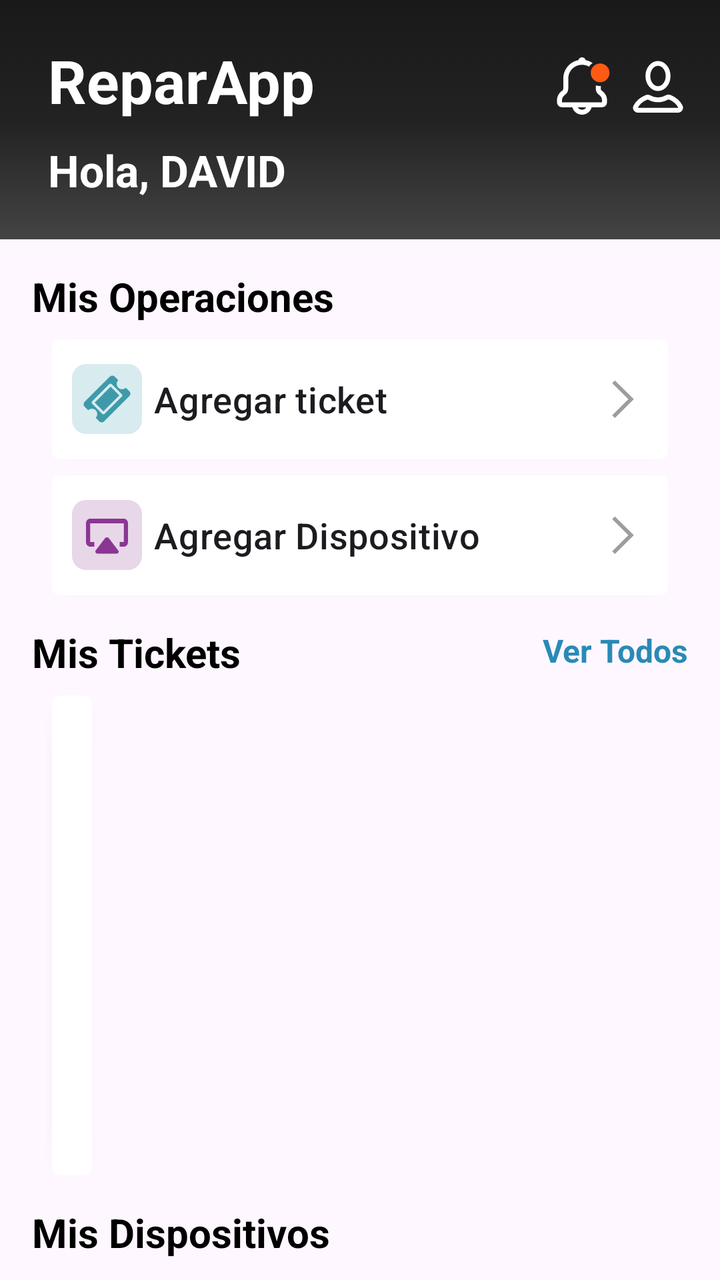
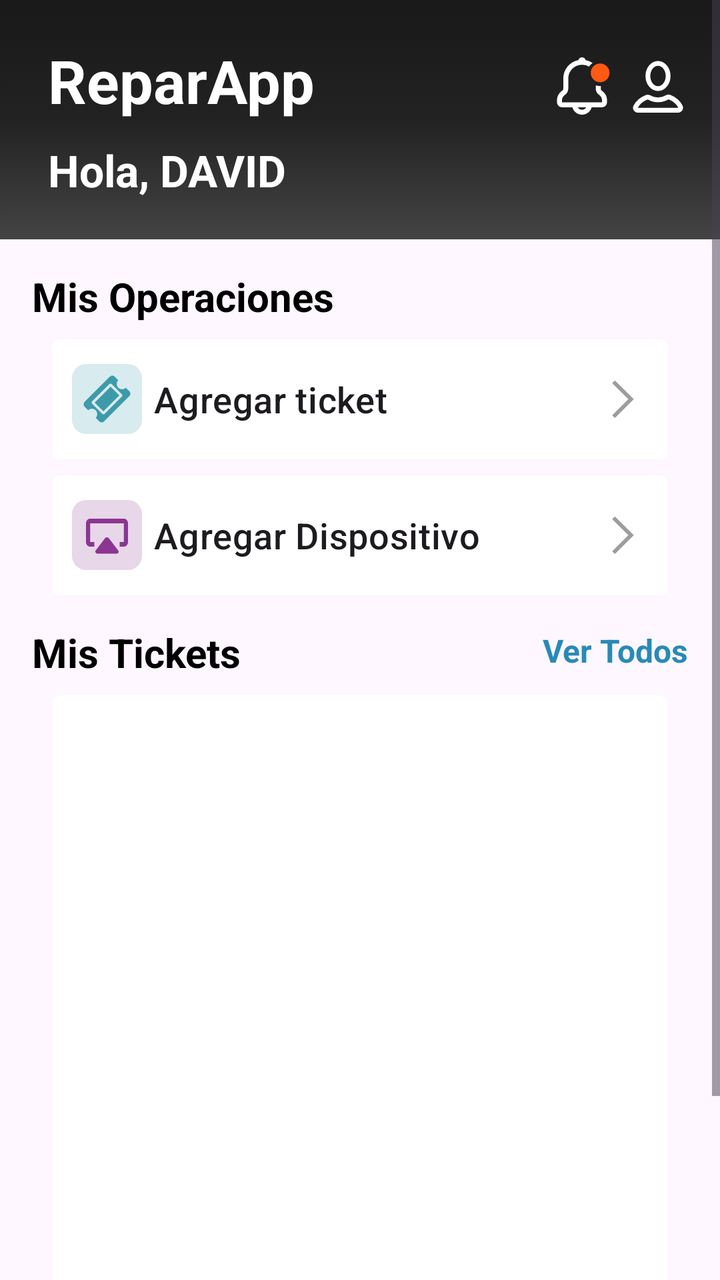

An Android layout rendered at two revisions. The XML below is the earlier revision; the diff shows what the commit changed to produce the second picture.
<!-- AndroidManifest.xml: application theme Theme.ReparApp -->
<!-- res/layout/fragment_home_user.xml -->
<?xml version="1.0" encoding="utf-8"?>
<ScrollView xmlns:android="http://schemas.android.com/apk/res/android"
    xmlns:app="http://schemas.android.com/apk/res-auto"
    xmlns:tools="http://schemas.android.com/tools"
    android:layout_width="match_parent"
    android:layout_height="match_parent">

    <LinearLayout
        android:layout_width="match_parent"
        android:layout_height="wrap_content"
        android:orientation="vertical"
        app:layout_constraintStart_toStartOf="parent"
        app:layout_constraintTop_toBottomOf="@id/headerLayout">

        <androidx.constraintlayout.widget.ConstraintLayout
            android:id="@+id/headerLayout"
            android:layout_width="match_parent"
            android:layout_height="wrap_content"
            android:background="@drawable/bg_fondo"
            android:gravity="center_vertical"
            android:orientation="horizontal"
            android:paddingHorizontal="16dp"
            android:paddingVertical="20dp"
            >

            <TextView
                android:id="@+id/tv_titulo_home"
                android:layout_width="wrap_content"
                android:layout_height="wrap_content"
                android:layout_marginStart="8dp"
                android:text="@string/home"
                android:textColor="@android:color/white"
                android:textSize="30sp"
                android:textStyle="bold"
                app:layout_constraintStart_toStartOf="parent"
                app:layout_constraintTop_toTopOf="parent" />

            <ImageView
                android:id="@+id/img_usuario_notificacion"
                android:layout_width="30dp"
                android:layout_height="30dp"
                android:layout_marginTop="8dp"
                android:layout_marginEnd="8dp"
                android:src="@drawable/icon_noti_act"
                app:layout_constraintEnd_toStartOf="@id/img_usuario_perfil"
                app:layout_constraintTop_toTopOf="parent" />

            <ImageView
                android:id="@+id/img_usuario_perfil"
                android:layout_width="30dp"
                android:layout_height="30dp"
                android:layout_marginTop="8dp"
                android:src="@drawable/icon_profile_pru"
                app:layout_constraintEnd_toEndOf="parent"
                app:layout_constraintTop_toTopOf="parent" />

            <TextView
                android:id="@+id/tv_saludo"
                android:layout_width="wrap_content"
                android:layout_height="wrap_content"
                android:layout_marginTop="10dp"
                android:text="Hola, "
                android:textColor="@color/white"
                android:textSize="22sp"
                android:textStyle="bold"
                app:layout_constraintStart_toStartOf="@id/tv_titulo_home"
                app:layout_constraintTop_toBottomOf="@id/tv_titulo_home" />

            <TextView
                android:id="@+id/tvUsername"
                android:layout_width="wrap_content"
                android:layout_height="wrap_content"
                android:layout_marginTop="10dp"
                android:text="David"
                android:textAllCaps="true"
                android:textColor="@color/white"
                android:textSize="22sp"
                android:textStyle="bold"
                app:layout_constraintStart_toEndOf="@id/tv_saludo"
                app:layout_constraintTop_toBottomOf="@id/tv_titulo_home" />


        </androidx.constraintlayout.widget.ConstraintLayout>

        <LinearLayout
            android:layout_width="match_parent"
            android:layout_height="wrap_content"
            android:layout_marginHorizontal="16dp"
            android:layout_marginTop="15dp"
            android:orientation="vertical">
            <TextView
                android:layout_width="wrap_content"
                android:layout_height="wrap_content"
                android:text="Mis Operaciones"
                android:textColor="@color/black"
                android:textSize="20dp"
                android:textStyle="bold" />

            <androidx.cardview.widget.CardView
                android:layout_width="match_parent"
                android:layout_height="wrap_content"
                android:layout_marginHorizontal="10dp"
                android:layout_marginTop="8dp"
                android:backgroundTint="@color/white"
                app:cardCornerRadius="4dp"
                app:layout_constraintTop_toTopOf="parent">

                <LinearLayout
                    android:id="@+id/llAddTicket"
                    android:layout_width="match_parent"
                    android:layout_height="60dp"
                    android:gravity="start|center"
                    android:orientation="horizontal"
                    android:paddingHorizontal="10dp"

                    >

                    <ImageView
                        android:layout_width="35dp"
                        android:layout_height="35dp"
                        android:src="@drawable/icon_ticket_prueba" />

                    <TextView
                        android:id="@+id/tv_agregar_ticket"
                        android:layout_width="0dp"
                        android:layout_height="wrap_content"
                        android:layout_marginStart="6dp"
                        android:layout_weight="1"
                        android:gravity="start|center"
                        android:text="Agregar ticket"
                        android:textAppearance="?attr/textAppearanceHeadline6"
                        android:textSize="18dp" />

                    <ImageView
                        android:layout_width="25dp"
                        android:layout_height="25dp"
                        android:layout_gravity="center|end"
                        android:src="@drawable/icon_arrow_right" />
                </LinearLayout>
            </androidx.cardview.widget.CardView>
            <androidx.cardview.widget.CardView
                android:layout_width="match_parent"
                android:layout_height="wrap_content"
                android:layout_marginHorizontal="10dp"
                android:layout_marginTop="8dp"
                android:backgroundTint="@color/white"
                app:cardCornerRadius="4dp"
                app:layout_constraintTop_toTopOf="parent">

                <LinearLayout
                    android:id="@+id/llAddDevice"
                    android:layout_width="match_parent"
                    android:layout_height="60dp"
                    android:gravity="start|center"
                    android:orientation="horizontal"
                    android:paddingHorizontal="10dp">

                    <ImageView
                        android:layout_width="35dp"
                        android:layout_height="35dp"
                        android:src="@drawable/icon_device_prueba" />

                    <TextView
                        android:id="@+id/tv_agregar_dispositivo"
                        android:layout_width="0dp"
                        android:layout_height="wrap_content"
                        android:layout_marginStart="6dp"
                        android:layout_weight="1"
                        android:gravity="start|center"
                        android:text="Agregar Dispositivo"
                        android:textAppearance="?attr/textAppearanceHeadline6"
                        android:textSize="18dp" />

                    <ImageView
                        android:layout_width="25dp"
                        android:layout_height="25dp"
                        android:layout_gravity="center|end"
                        android:src="@drawable/icon_arrow_right" />
                </LinearLayout>
            </androidx.cardview.widget.CardView>
            <androidx.constraintlayout.widget.ConstraintLayout
                android:layout_width="match_parent"
                android:layout_height="wrap_content"
                android:layout_marginTop="15dp">

                <TextView
                    android:id="@+id/tv_titulo_mis_tickets"
                    android:layout_width="wrap_content"
                    android:layout_height="wrap_content"
                    android:text="Mis Tickets"
                    android:textColor="@color/black"
                    android:textSize="20sp"
                    android:textStyle="bold"
                    app:layout_constraintBottom_toBottomOf="parent"
                    app:layout_constraintStart_toStartOf="parent"
                    app:layout_constraintTop_toTopOf="parent" />

                <TextView
                    android:id="@+id/tv_ver_todos"
                    android:layout_width="wrap_content"
                    android:layout_height="24dp"
                    android:text="Ver Todos"
                    android:textColor="#298AB6"
                    android:textSize="16dp"
                    android:textStyle="bold"
                    app:layout_constraintBottom_toBottomOf="@id/tv_titulo_mis_tickets"
                    app:layout_constraintEnd_toEndOf="parent"
                    app:layout_constraintTop_toTopOf="parent" />
            </androidx.constraintlayout.widget.ConstraintLayout>
            <androidx.cardview.widget.CardView
                android:layout_width="wrap_content"
                android:layout_height="wrap_content"
                android:layout_marginHorizontal="10dp"
                android:layout_marginTop="8dp"
                app:cardCornerRadius="4dp">

                <TextView
                    android:id="@+id/tv_no_tickets"
                    android:layout_width="match_parent"
                    android:layout_height="wrap_content"
                    android:text="No hay tickets registrados"
                    android:gravity="center"
                    android:textSize="16sp"
                    android:textColor="@color/black"
                    android:visibility="gone"
                    android:layout_marginTop="10dp"
                    />

                <androidx.recyclerview.widget.RecyclerView
                    android:id="@+id/rv_historial_tickets"
                    android:layout_width="match_parent"
                    android:layout_height="240dp"
                    android:paddingHorizontal="10dp"
                    tools:layoutManager="LinearLayoutManager"
                    tools:listitem="@layout/item_ticket_prueba"
                    tools:orientation="vertical" />
            </androidx.cardview.widget.CardView>
            <androidx.constraintlayout.widget.ConstraintLayout
                android:layout_width="match_parent"
                android:layout_height="wrap_content"
                android:layout_marginTop="15dp">

                <TextView
                    android:id="@+id/tv_mis_disipositivo"
                    android:layout_width="wrap_content"
                    android:layout_height="wrap_content"
                    android:text="Mis Dispositivos"
                    android:textColor="@color/black"
                    android:textSize="20sp"
                    android:textStyle="bold"
                    app:layout_constraintBottom_toBottomOf="parent"
                    app:layout_constraintStart_toStartOf="parent"
                    app:layout_constraintTop_toTopOf="parent" />


            </androidx.constraintlayout.widget.ConstraintLayout>

            <androidx.recyclerview.widget.RecyclerView
                android:id="@+id/rv_lista_dispositivos"
                android:layout_width="match_parent"
                android:layout_height="wrap_content"
                android:layout_marginTop="8dp"
                app:layout_constraintEnd_toEndOf="parent"
                app:layout_constraintStart_toStartOf="parent"
                app:layout_constraintTop_toBottomOf="@+id/misDevicesTitle"
                tools:layoutManager="LinearLayoutManager"
                tools:listitem="@layout/item_device"
                tools:orientation="horizontal" />

        </LinearLayout>




    </LinearLayout>

</ScrollView>
<!-- res/layout/item_device.xml (included above) -->
<?xml version="1.0" encoding="utf-8"?>
<androidx.constraintlayout.widget.ConstraintLayout xmlns:android="http://schemas.android.com/apk/res/android"
    xmlns:app="http://schemas.android.com/apk/res-auto"
    android:layout_width="wrap_content"
    android:layout_height="195dp"
    android:layout_marginEnd="12dp"
    android:layout_margin="8dp"
    >

    <ImageView
        android:id="@+id/img_dispositivo"
        android:layout_width="164dp"
        android:layout_height="164dp"
        android:background="@drawable/grey_bg_prueba"
        android:src="@drawable/televisor"
        android:padding="16dp"
        android:scaleType= "centerCrop"
        app:layout_constraintTop_toTopOf="parent"
        app:layout_constraintStart_toStartOf="parent"
        app:layout_constraintEnd_toEndOf="parent"
        />

    <ImageView
        android:layout_width="25dp"
        android:layout_height="25dp"
        app:layout_constraintEnd_toEndOf="parent"
        app:layout_constraintTop_toTopOf="parent"
        android:layout_marginTop="8dp"
        android:layout_marginEnd="8dp"
        android:src="@drawable/icon_check_prueba"
        />


    <TextView
        android:id="@+id/tv_modelo_dispositivo"
        android:layout_width="wrap_content"
        android:layout_height="wrap_content"
        android:text="HP Pavilion 15"
        android:textColor="@android:color/black"
        android:textSize="16sp"
        android:textStyle="bold"
        android:layout_marginTop="4dp"
        app:layout_constraintStart_toStartOf="parent"
        app:layout_constraintEnd_toEndOf="parent"
        app:layout_constraintTop_toBottomOf="@id/img_dispositivo"
        />

</androidx.constraintlayout.widget.ConstraintLayout>
<!-- resources referenced by this layout -->
<resources>
  <color name="black">#FF000000</color>
  <color name="white">#FFFFFFFF</color>
  <!-- drawable bg_fondo (drawable) -->
  <?xml version="1.0" encoding="utf-8"?>
  <selector xmlns:android="http://schemas.android.com/apk/res/android">
      <item>
          <shape android:shape="rectangle">
              <gradient
                  android:type="linear"
                  android:angle="270"
                  android:startColor="#191919"
                  android:centerColor="#222222"
                  android:endColor="#444444"
                  android:gradientRadius="0.8"
              />
          </shape>
      </item>
  </selector>
  <!-- drawable grey_bg_prueba (drawable) -->
  <?xml version="1.0" encoding="utf-8"?>
  <selector xmlns:android="http://schemas.android.com/apk/res/android">
      <item>
          <shape android:shape="rectangle">
              <corners android:radius="10dp"/>
              <solid android:color="@color/light_Grey"/>
          </shape>
      </item>
  </selector>
  <!-- drawable icon_arrow_right (drawable) -->
  <vector xmlns:android="http://schemas.android.com/apk/res/android"
      android:width="20dp"
      android:height="20dp"
      android:viewportWidth="20"
      android:viewportHeight="20">
    <path
        android:pathData="M6.764,17.608L5.667,16.511L12.139,10.094L5.667,3.676L6.764,2.579L14.333,10.094L6.764,17.608Z"
        android:fillColor="#9D9D9D"/>
  </vector>
  <!-- drawable icon_check_prueba (drawable) -->
  <vector xmlns:android="http://schemas.android.com/apk/res/android"
      android:width="20dp"
      android:height="20dp"
      android:viewportWidth="20"
      android:viewportHeight="20">
    <path
        android:pathData="M20,10C20,15.523 15.523,20 10,20C4.477,20 0,15.523 0,10C0,4.477 4.477,0 10,0C15.523,0 20,4.477 20,10ZM8.843,15.295L16.263,7.876C16.515,7.624 16.515,7.215 16.263,6.963L15.35,6.051C15.098,5.799 14.69,5.799 14.438,6.051L8.387,12.101L5.562,9.277C5.31,9.025 4.902,9.025 4.65,9.277L3.737,10.189C3.485,10.441 3.485,10.849 3.737,11.101L7.931,15.295C8.183,15.547 8.591,15.547 8.843,15.295Z"
        android:fillColor="#219648"/>
  </vector>
  <!-- drawable icon_profile_pru (drawable) -->
  <vector xmlns:android="http://schemas.android.com/apk/res/android"
      android:width="50dp"
      android:height="50dp"
      android:viewportWidth="50"
      android:viewportHeight="50">
    <path
        android:pathData="M25,6.167C29.323,6.167 33.416,10.511 33.416,16.667C33.416,22.822 29.323,27.166 25,27.167C20.678,27.167 16.583,22.823 16.583,16.667C16.583,10.511 20.678,6.167 25,6.167Z"
        android:strokeWidth="4"
        android:fillColor="#00000000"
        android:strokeColor="#ffffff"/>
    <path
        android:pathData="M32.695,34.381C33.067,34.158 33.845,34.058 34.723,34.336C38.902,36.061 42.012,38.869 43.628,42.101C44.321,43.487 43.327,45.249 41.458,45.249H8.542C7.655,45.249 6.904,44.805 6.484,44.204C6.081,43.626 6.015,42.975 6.345,42.364L6.358,42.337L6.372,42.31C7.996,39.062 11.13,36.239 15.341,34.516L15.41,34.488L15.477,34.454C15.997,34.194 16.761,34.22 17.482,34.483C19.801,35.839 22.187,36.541 25,36.541C27.884,36.541 30.321,35.805 32.695,34.381Z"
        android:strokeWidth="4"
        android:fillColor="#00000000"
        android:strokeColor="#ffffff"/>
  </vector>
  <string name="home">ReparApp</string>
  <style name="Theme.ReparApp" parent="Base.Theme.ReparApp" />
  <color name="light_Grey">#E9E9E9</color>
  <style name="Base.Theme.ReparApp" parent="Theme.Material3.DayNight.NoActionBar">
          
          
      </style>
  <!-- unchanged entries left out for length: 4 -->
</resources>

<!-- the commit's change to res/layout/fragment_home_user.xml (unified diff, before → after) -->
@@ -207,9 +207,10 @@
                     app:layout_constraintEnd_toEndOf="parent"
                     app:layout_constraintTop_toTopOf="parent" />
             </androidx.constraintlayout.widget.ConstraintLayout>
+
             <androidx.cardview.widget.CardView
-                android:layout_width="wrap_content"
-                android:layout_height="wrap_content"
+                android:layout_width="match_parent"
+                android:layout_height="350dp"
                 android:layout_marginHorizontal="10dp"
                 android:layout_marginTop="8dp"
                 app:cardCornerRadius="4dp">
@@ -229,11 +230,12 @@
                 <androidx.recyclerview.widget.RecyclerView
                     android:id="@+id/rv_historial_tickets"
                     android:layout_width="match_parent"
-                    android:layout_height="240dp"
+                    android:layout_height="350dp"
                     android:paddingHorizontal="10dp"
                     tools:layoutManager="LinearLayoutManager"
-                    tools:listitem="@layout/item_ticket_prueba"
+                    tools:listitem="@layout/item_ticket"
                     tools:orientation="vertical" />
+
             </androidx.cardview.widget.CardView>
             <androidx.constraintlayout.widget.ConstraintLayout
                 android:layout_width="match_parent"
@@ -275,6 +277,75 @@
     </LinearLayout>
 
 </ScrollView>
+<!-- res/layout/item_ticket.xml (included above) -->
+<?xml version="1.0" encoding="utf-8"?>
+<LinearLayout xmlns:android="http://schemas.android.com/apk/res/android"
+    android:layout_width="match_parent"
+    android:layout_height="80dp"
+    xmlns:app="http://schemas.android.com/apk/res-auto"
+    android:layout_marginHorizontal="8dp"
+    android:layout_marginBottom="8dp"
+    android:orientation="horizontal"
+    android:gravity="center_vertical"
+
+    >
+
+
+        <ImageView
+            android:id="@+id/ticketIcon"
+            android:layout_width="45dp"
+            android:layout_height="45dp"
+            android:src="@drawable/icon_ticket_prueba"
+            android:contentDescription="Ticket Type Icon"
+            app:tint="@android:color/black"
+            android:layout_marginEnd="12dp" />
+
+        <LinearLayout
+            android:layout_width="0dp"
+            android:layout_height="wrap_content"
+            android:layout_weight="1"
+            android:layout_marginEnd="10dp"
+            android:orientation="vertical">
+
+            <TextView
+                android:id="@+id/ticket_codigo"
+                android:layout_width="wrap_content"
+                android:layout_height="wrap_content"
+                android:text="TICKET"
+                android:maxLines="1"
+                android:textColor="@android:color/black"
+                android:textSize="16sp"
+
+                android:textStyle="bold" />
+
+            <TextView
+                android:id="@+id/ticket_fecha_reporte"
+                android:layout_width="wrap_content"
+                android:layout_height="wrap_content"
+                android:text="12 Mayo 2025 - 9:14 Am"
+                android:textColor="@color/grey"
+                android:textSize="14sp"
+                android:layout_marginTop="4dp" />
+
+        </LinearLayout>
+
+        <com.google.android.material.button.MaterialButton
+            android:id="@+id/btn_ticket_ver_detalle"
+            android:layout_width="wrap_content"
+            android:layout_height="50dp"
+            android:text="Ir"
+            android:textColor="@android:color/white"
+            android:backgroundTint = "@color/black"
+            android:textSize="16sp"
+            android:paddingHorizontal="10dp"
+            android:textAllCaps="false"
+            android:minWidth="0dp"
+            app:icon="@drawable/ic_arrow_right"
+            app:iconGravity="end"
+            app:cornerRadius="5dp"/>
+
+
+    </LinearLayout>
 <!-- res/layout/item_device.xml (included above) -->
 <?xml version="1.0" encoding="utf-8"?>
 <androidx.constraintlayout.widget.ConstraintLayout xmlns:android="http://schemas.android.com/apk/res/android"
@@ -297,17 +368,6 @@
         app:layout_constraintStart_toStartOf="parent"
         app:layout_constraintEnd_toEndOf="parent"
         />
-
-    <ImageView
-        android:layout_width="25dp"
-        android:layout_height="25dp"
-        app:layout_constraintEnd_toEndOf="parent"
-        app:layout_constraintTop_toTopOf="parent"
-        android:layout_marginTop="8dp"
-        android:layout_marginEnd="8dp"
-        android:src="@drawable/icon_check_prueba"
-        />
-
 
     <TextView
         android:id="@+id/tv_modelo_dispositivo"
<!-- resource entries referenced after the edit -->
@@ -1,6 +1,7 @@
 <!-- resources referenced by this layout -->
 <resources>
   <color name="black">#FF000000</color>
+  <color name="grey">#828282</color>
   <color name="white">#FFFFFFFF</color>
   <!-- drawable bg_fondo (drawable) -->
   <?xml version="1.0" encoding="utf-8"?>
@@ -28,6 +29,7 @@
           </shape>
       </item>
   </selector>
+  <!-- drawable ic_arrow_right: png bitmap (drawable, 198 bytes) -->
   <!-- drawable icon_arrow_right (drawable) -->
   <vector xmlns:android="http://schemas.android.com/apk/res/android"
       android:width="20dp"
@@ -37,16 +39,6 @@
     <path
         android:pathData="M6.764,17.608L5.667,16.511L12.139,10.094L5.667,3.676L6.764,2.579L14.333,10.094L6.764,17.608Z"
         android:fillColor="#9D9D9D"/>
-  </vector>
-  <!-- drawable icon_check_prueba (drawable) -->
-  <vector xmlns:android="http://schemas.android.com/apk/res/android"
-      android:width="20dp"
-      android:height="20dp"
-      android:viewportWidth="20"
-      android:viewportHeight="20">
-    <path
-        android:pathData="M20,10C20,15.523 15.523,20 10,20C4.477,20 0,15.523 0,10C0,4.477 4.477,0 10,0C15.523,0 20,4.477 20,10ZM8.843,15.295L16.263,7.876C16.515,7.624 16.515,7.215 16.263,6.963L15.35,6.051C15.098,5.799 14.69,5.799 14.438,6.051L8.387,12.101L5.562,9.277C5.31,9.025 4.902,9.025 4.65,9.277L3.737,10.189C3.485,10.441 3.485,10.849 3.737,11.101L7.931,15.295C8.183,15.547 8.591,15.547 8.843,15.295Z"
-        android:fillColor="#219648"/>
   </vector>
   <!-- drawable icon_profile_pru (drawable) -->
   <vector xmlns:android="http://schemas.android.com/apk/res/android"
